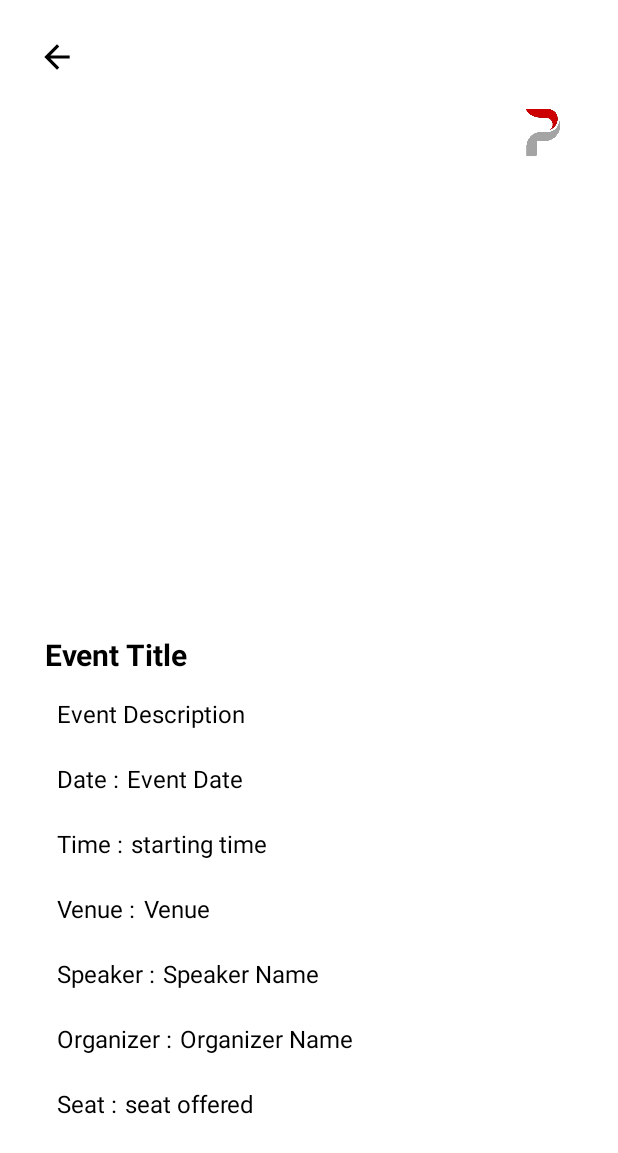
After one commit to candycanegrunge/PutraEVENT, an Android app: the view_registered_event screen opened directly, with no data from a screen before it, on a phone screen of 412 x 824 dp. The commit adds this screen. Shown: the top 1153 px of the screen. Run offline under Robolectric (Android 15) with nearby library versions, the phone set to English and light mode, and no system bars; our stand-ins replace Firebase (no records; nobody signed in at launch, a user with empty details on screens opened directly), Picasso; libraries missing offline, so code that uses them is left out: com.ebanx.swipebtn.

Commit message:
Add upcoming event feature

```diff
--- a/app/build.gradle.kts
+++ b/app/build.gradle.kts
@@ -53,4 +53,5 @@ dependencies {
     implementation("com.google.firebase:firebase-auth")
     implementation("com.google.firebase:firebase-messaging")
     implementation("com.google.firebase:firebase-storage")
+
 }
--- a/app/src/main/java/com/putra/management/MainActivity.java
+++ b/app/src/main/java/com/putra/management/MainActivity.java
@@ -81,8 +81,8 @@ public class MainActivity extends AppCompatActivity implements LoginInterface {
         submit_btn.setOnClickListener(new View.OnClickListener() {
             @Override
             public void onClick(View v) {
-//                loginAuth(v); // Call the loginAuth() method to perform loginAuth
-                openHome();
+                loginAuth(v); // Call the loginAuth() method to perform loginAuth
+                //openHome();
             }
         });
 
--- /dev/null
+++ b/app/src/main/java/com/putra/management/view_registered_event.java
@@ -0,0 +1,103 @@
+package com.putra.management;
+
+
+import android.content.Intent;
+import android.os.Bundle;
+import android.widget.ImageButton;
+import android.widget.ImageView;
+import android.widget.TextView;
+import android.widget.Toast;
+
+import com.google.firebase.firestore.DocumentReference;
+import com.google.firebase.firestore.FirebaseFirestore;
+import com.ebanx.swipebtn.OnStateChangeListener;
+import com.google.firebase.auth.FirebaseAuth;
+import com.ebanx.swipebtn.SwipeButton;
+import com.squareup.picasso.Picasso;
+
+import androidx.appcompat.app.AppCompatActivity;
+
+import java.util.ArrayList;
+import java.util.HashMap;
+import java.util.Map;
+import java.util.Objects;
+
+public class view_registered_event extends AppCompatActivity {
+//    private final FirebaseAuth mAuth = FirebaseAuth.getInstance();
+
+    private String eventDocumentId;
+    private ImageButton backButton_EventRegis_Home;
+    private FirebaseFirestore db;
+//    private String userId = Objects.requireNonNull(mAuth.getCurrentUser()).getUid();
+    @Override
+    protected void onCreate(Bundle savedInstanceState) {
+        super.onCreate(savedInstanceState);
+        setContentView(R.layout.view_specific_registered_event);
+
+        backButton_EventRegis_Home = findViewById(R.id.backBtn_RegsEvt_Home);
+
+        db = FirebaseFirestore.getInstance();
+
+        Intent intent = getIntent();
+        eventDocumentId = intent.getStringExtra("eventDocumentId");
+
+        backButton_EventRegis_Home.setOnClickListener(v -> {
+            Intent backToAdminHomeNav = new Intent(view_registered_event.this, HomePage.class);
+            startActivity(backToAdminHomeNav);
+            finish(); // Optional - finishes the current activity to prevent going back to it on back press
+        });
+
+        // Perform a Firestore query to get detailed event information
+        FirebaseFirestore.getInstance().collection("event").document(eventDocumentId)
+                .get()
+                .addOnSuccessListener(documentSnapshot -> {
+                    if (documentSnapshot.exists()) {
+                        String eventTitle = documentSnapshot.getString("title");
+                        String eventDate = documentSnapshot.getString("date");
+                        String eventStartTime = documentSnapshot.getString("start_time");
+                        String eventEndTime = documentSnapshot.getString("end_time");
+                        String eventVenue = documentSnapshot.getString("venue");
+                        String eventDescription = documentSnapshot.getString("description");
+                        String eventSpeaker = documentSnapshot.getString("speaker_name");
+                        String eventOrganizer = documentSnapshot.getString("organizer");
+                        String eventSeat = String.valueOf(documentSnapshot.getLong("seat"));
+                        String eventImageUrl = documentSnapshot.getString("image");
+
+                        // check the availability
+
+                        // Set the values to display in view_specific_event.xml
+                        TextView titleTextView = findViewById(R.id.titleTextView);
+                        TextView dateTextView = findViewById(R.id.dateTextView);
+                        TextView startTimeTextView = findViewById(R.id.startTimeTextView);
+                        TextView venueTextView = findViewById(R.id.venueTextView);
+                        TextView descriptionTextView = findViewById(R.id.descriptionTextView);
+                        TextView speaker_nameTextView = findViewById(R.id.speaker_nameTextView);
+                        TextView organizerTextView = findViewById(R.id.organizerTextView);
+                        TextView seatTextView = findViewById(R.id.seatTextView);
+
+                        ImageView imageView = findViewById(R.id.imageView);
+
+                        titleTextView.setText(eventTitle);
+                        dateTextView.setText(eventDate);
+                        descriptionTextView.setText(eventDescription);
+                        speaker_nameTextView.setText(eventSpeaker);
+                        startTimeTextView.setText(eventStartTime);
+                        venueTextView.setText(eventVenue);
+                        speaker_nameTextView.setText(eventSpeaker);
+                        organizerTextView.setText(eventOrganizer);
+                        seatTextView.setText(eventSeat);
+
+                        Picasso.get().load(eventImageUrl).into(imageView);
+
+
+                    } else {
+                        // Handle the case where the document doesn't exist
+                        Toast.makeText(view_registered_event.this, "Event details not found", Toast.LENGTH_SHORT).show();
+                    }
+                })
+                .addOnFailureListener(e -> {
+                    // Handle failures in Firestore query
+                    Toast.makeText(view_registered_event.this, "Failed to retrieve event details", Toast.LENGTH_SHORT).show();
+                });
+    }
+}
--- a/app/src/main/java/com/putra/management/view_specific_event.java
+++ b/app/src/main/java/com/putra/management/view_specific_event.java
@@ -11,6 +11,7 @@ import android.widget.Toast;
 import com.google.firebase.firestore.DocumentReference;
 import com.google.firebase.firestore.FirebaseFirestore;
 import com.ebanx.swipebtn.OnStateChangeListener;
+import com.google.firebase.auth.FirebaseAuth;
 import com.ebanx.swipebtn.SwipeButton;
 import com.squareup.picasso.Picasso;
 
@@ -19,13 +20,15 @@ import androidx.appcompat.app.AppCompatActivity;
 import java.util.ArrayList;
 import java.util.HashMap;
 import java.util.Map;
+import java.util.Objects;
 
 public class view_specific_event extends AppCompatActivity {
+    private final FirebaseAuth mAuth = FirebaseAuth.getInstance();
 
     private String eventDocumentId;
     private ImageButton backButton_EventRegis_Home;
     private FirebaseFirestore db;
-    private String userId = "tW6IG391zBUMl1DM7T2D2xBbus33";
+    private String userId = Objects.requireNonNull(mAuth.getCurrentUser()).getUid();
     @Override
     protected void onCreate(Bundle savedInstanceState) {
         super.onCreate(savedInstanceState);
--- /dev/null
+++ b/app/src/main/res/layout/view_specific_registered_event.xml
@@ -0,0 +1,271 @@
+<?xml version="1.0" encoding="utf-8"?>
+<LinearLayout xmlns:android="http://schemas.android.com/apk/res/android"
+    xmlns:app="http://schemas.android.com/apk/res-auto"
+    xmlns:tools="http://schemas.android.com/tools"
+    android:layout_width="match_parent"
+    android:layout_height="match_parent"
+    android:orientation="vertical"
+    android:background="@color/white"
+    tools:context=".view_registered_event">
+
+    <!-- this image will stay in all of the pages, so copy this onto all the following pages -->
+    <ScrollView
+        android:layout_width="match_parent"
+        android:layout_height="match_parent">
+        <LinearLayout
+            android:orientation="vertical"
+            android:layout_width="match_parent"
+            android:layout_height="wrap_content">
+
+            <ImageButton
+                android:id="@+id/backBtn_RegsEvt_Home"
+                android:layout_width="wrap_content"
+                android:layout_height="wrap_content"
+                android:src="@drawable/arrow_back_24"
+                android:padding="20dp"
+                android:layout_marginTop="5dp"
+                android:layout_marginStart="5dp"
+                android:contentDescription="Back to SignIn page"
+                android:background="@android:color/transparent" />
+
+            <ImageView
+                android:id="@+id/cornerLogo"
+                android:layout_width="41dp"
+                android:layout_height="35dp"
+                android:layout_gravity="end"
+                android:layout_marginEnd="30dp"
+                app:srcCompat="@drawable/clear_icon" />
+
+
+
+            <!-- Image View -->
+            <ImageView
+                android:id="@+id/imageView"
+                android:layout_width="match_parent"
+                android:layout_height="307dp"
+                android:scaleType="centerCrop"
+                android:contentDescription="@string/event_poster_contentDesc"
+                tools:srcCompat="@tools:sample/backgrounds/scenic[1]" />
+
+            <!-- Description TextView -->
+
+            <!-- Title TextView -->
+            <TextView
+                android:id="@+id/titleTextView"
+                android:layout_width="match_parent"
+                android:layout_height="wrap_content"
+                android:layout_below="@id/imageView"
+                android:layout_marginStart="30dp"
+                android:layout_marginEnd="30dp"
+                android:layout_marginTop="9dp"
+                android:text="Event Title"
+                android:textColor="@color/black"
+                android:textSize="20sp"
+                android:textStyle="bold" />
+
+            <LinearLayout
+                android:id="@+id/descriptionLayout"
+                android:layout_width="match_parent"
+                android:layout_height="wrap_content"
+                android:layout_below="@id/titleTextView"
+                android:layout_marginTop="6dp"
+                android:layout_marginStart="30dp"
+                android:layout_marginEnd="30dp"
+                android:orientation="horizontal"
+                android:padding="8dp">
+
+                <TextView
+                    android:id="@+id/descriptionTextView"
+                    android:layout_width="match_parent"
+                    android:layout_height="wrap_content"
+                    android:layout_marginTop="0.1dp"
+                    android:text="Event Description"
+                    android:textColor="@android:color/black"
+                    android:textSize="16sp" />
+            </LinearLayout>
+
+            <!-- Date TextView -->
+            <LinearLayout
+                android:id="@+id/dateLayout"
+                android:layout_width="match_parent"
+                android:layout_height="wrap_content"
+                android:layout_below="@id/descriptionLayout"
+                android:layout_marginStart="30dp"
+                android:layout_marginEnd="30dp"
+                android:layout_marginTop="5dp"
+                android:orientation="horizontal"
+                android:padding="8dp">
+
+                <TextView
+                    android:id="@+id/idTVDateHeader"
+                    android:layout_width="wrap_content"
+                    android:layout_height="wrap_content"
+                    android:text="Date :"
+                    android:textColor="@color/black"
+                    android:textSize="16sp" />
+
+                <TextView
+                    android:id="@+id/dateTextView"
+                    android:layout_width="wrap_content"
+                    android:layout_height="wrap_content"
+                    android:layout_marginStart="5dp"
+                    android:text="Event Date"
+                    android:textColor="@android:color/black"
+                    android:textSize="16sp" />
+            </LinearLayout>
+
+            <!-- Time TextView -->
+            <LinearLayout
+                android:id="@+id/timeLayout"
+                android:layout_width="match_parent"
+                android:layout_height="wrap_content"
+                android:layout_below="@id/dateLayout"
+                android:layout_marginStart="30dp"
+                android:layout_marginEnd="30dp"
+                android:layout_marginTop="5dp"
+                android:orientation="horizontal"
+                android:padding="8dp">
+
+                <TextView
+                    android:id="@+id/idTVTimeHeader"
+                    android:layout_width="wrap_content"
+                    android:layout_height="wrap_content"
+                    android:text="Time :"
+                    android:textColor="@color/black"
+                    android:textSize="16sp" />
+
+                <TextView
+                    android:id="@+id/startTimeTextView"
+                    android:layout_width="wrap_content"
+                    android:layout_height="wrap_content"
+                    android:layout_marginStart="5dp"
+                    android:text="starting time"
+                    android:textColor="@android:color/black"
+                    android:textSize="16sp" />
+
+            </LinearLayout>
+
+            <!-- Venue TextView -->
+            <LinearLayout
+                android:id="@+id/venueLayout"
+                android:layout_width="match_parent"
+                android:layout_height="wrap_content"
+                android:layout_below="@id/timeLayout"
+                android:layout_marginStart="30dp"
+                android:layout_marginEnd="30dp"
+                android:layout_marginTop="5dp"
+                android:orientation="horizontal"
+                android:padding="8dp">
+
+                <TextView
+                    android:id="@+id/venueHeaderTextView"
+                    android:layout_width="wrap_content"
+                    android:layout_height="wrap_content"
+                    android:text="Venue :"
+                    android:textColor="@color/black"
+                    android:textSize="16sp" />
+
+                <TextView
+                    android:id="@+id/venueTextView"
+                    android:layout_width="wrap_content"
+                    android:layout_height="wrap_content"
+                    android:layout_marginStart="5dp"
+                    android:text="Venue"
+                    android:textColor="@android:color/black"
+                    android:textSize="16sp" />
+            </LinearLayout>
+
+
+            <LinearLayout
+                android:id="@+id/speakerLayout"
+                android:layout_width="match_parent"
+                android:layout_height="wrap_content"
+                android:layout_below="@id/venueLayout"
+                android:layout_marginTop="5dp"
+                android:layout_marginStart="30dp"
+                android:layout_marginEnd="30dp"
+                android:orientation="horizontal"
+                android:padding="8dp">
+
+                <TextView
+                    android:id="@+id/speakerHeaderTextView"
+                    android:layout_width="wrap_content"
+                    android:layout_height="wrap_content"
+                    android:text="Speaker :"
+                    android:textColor="@color/black"
+                    android:textSize="16sp" />
+
+                <TextView
+                    android:id="@+id/speaker_nameTextView"
+                    android:layout_width="wrap_content"
+                    android:layout_height="wrap_content"
+                    android:layout_marginStart="5dp"
+                    android:text="Speaker Name"
+                    android:textColor="@android:color/black"
+                    android:textSize="16sp" />
+            </LinearLayout>
+
+            <LinearLayout
+                android:id="@+id/organizerLayout"
+                android:layout_width="match_parent"
+                android:layout_height="wrap_content"
+                android:layout_below="@id/speakerLayout"
+                android:layout_marginTop="5dp"
+                android:layout_marginStart="30dp"
+                android:layout_marginEnd="30dp"
+                android:orientation="horizontal"
+                android:padding="8dp">
+
+                <TextView
+                    android:id="@+id/organizerHeaderTextView"
+                    android:layout_width="wrap_content"
+                    android:layout_height="wrap_content"
+                    android:text="Organizer :"
+                    android:textColor="@color/black"
+                    android:textSize="16sp" />
+
+                <TextView
+                    android:id="@+id/organizerTextView"
+                    android:layout_width="wrap_content"
+                    android:layout_height="wrap_content"
+                    android:layout_marginStart="5dp"
+                    android:text="Organizer Name"
+                    android:textColor="@android:color/black"
+                    android:textSize="16sp" />
+            </LinearLayout>
+
+            <LinearLayout
+                android:id="@+id/seatLayout"
+                android:layout_width="match_parent"
+                android:layout_height="wrap_content"
+                android:layout_below="@id/organizerLayout"
+                android:layout_marginStart="30dp"
+                android:layout_marginEnd="30dp"
+                android:layout_marginTop="5dp"
+                android:orientation="horizontal"
+                android:padding="8dp">
+
+                <TextView
+                    android:id="@+id/seatHeaderTextView"
+                    android:layout_width="wrap_content"
+                    android:layout_height="wrap_content"
+                    android:text="Seat :"
+                    android:textColor="@color/black"
+                    android:textSize="16sp" />
+
+                <TextView
+                    android:id="@+id/seatTextView"
+                    android:layout_width="wrap_content"
+                    android:layout_height="wrap_content"
+                    android:layout_marginStart="5dp"
+                    android:text="seat offered"
+                    android:textColor="@android:color/black"
+                    android:textSize="16sp" />
+            </LinearLayout>
+
+
+
+        </LinearLayout>
+    </ScrollView>
+
+</LinearLayout>
```
Also changed, not shown: app/src/main/AndroidManifest.xml (+10 -0 lines), app/src/main/java/com/putra/management/HomeNav_Admin.java (+7 -1 lines), app/src/main/java/com/putra/management/UpcomingEvent.java (added, +128 -0 lines), app/src/main/res/layout/activity_home_nav_attendee.xml (+20 -18 lines), app/src/main/res/layout/upcoming_event.xml (added, +88 -0 lines).
